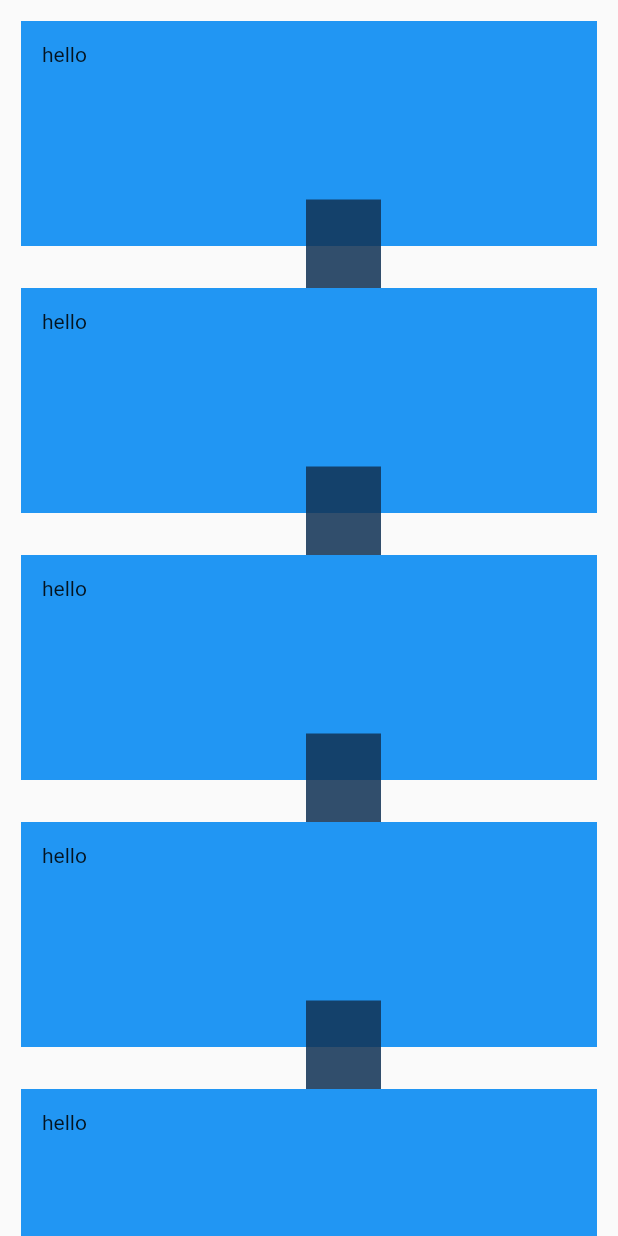
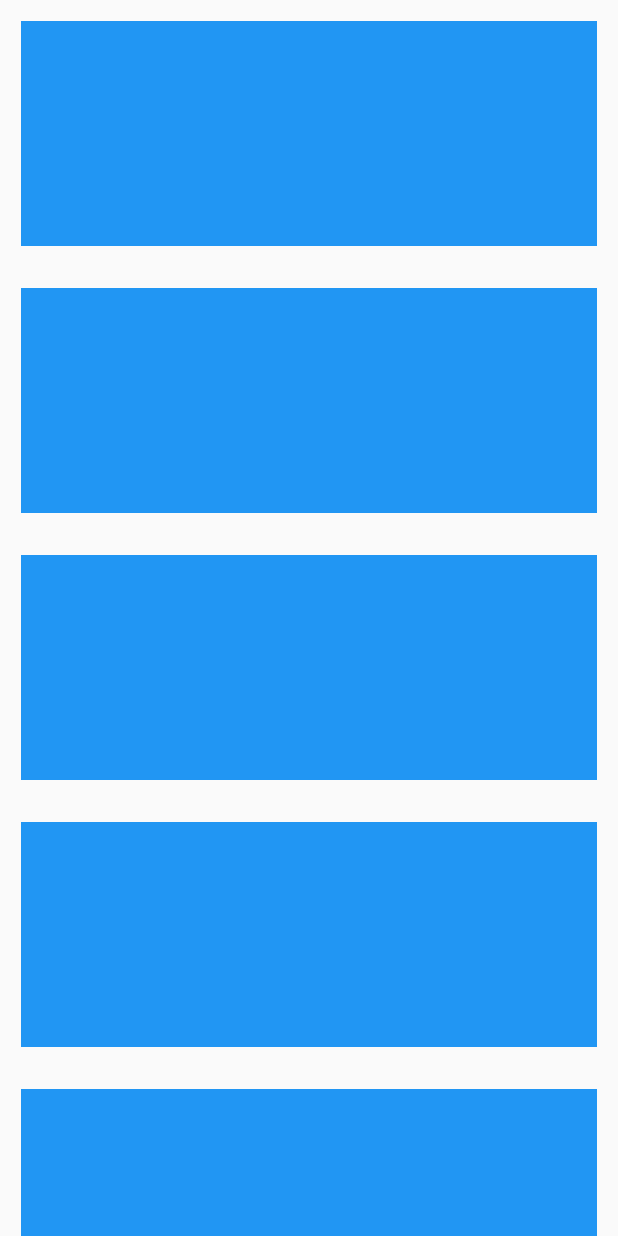
Before and after one commit to reload1bronze/less_is_flutter, a Flutter app: the Home screen opened directly, on a phone screen of 412 x 824 dp. Run offline on Flutter 3.47's test engine with Material 2 defaults, Android fonts, the phone set to English and light mode, and no system bars; our stand-ins replace dartz, equatable, font_awesome_flutter.

Commit message:
chore: 삼항조건식을 활용한 위젯 처리

```diff
--- a/lib/main.dart
+++ b/lib/main.dart
@@ -23,6 +23,8 @@ class Home extends StatefulWidget {
 }
 
 class _HomeState extends State<Home> {
+  bool isSelected = false;
+
   @override
   Widget build(BuildContext context) {
     return SafeArea(
@@ -38,7 +40,8 @@ class _HomeState extends State<Home> {
                     padding: EdgeInsets.all(14),
                     height: 150,
                     color: Colors.blue,
-                    child: Stack(
+                    child: isSelected
+                        ? Stack(
                             clipBehavior: Clip.none,
                             children: [
                               Text('hello'),
@@ -55,7 +58,8 @@ class _HomeState extends State<Home> {
                                 ),
                               ),
                             ],
-                    ),
+                          )
+                        : Text(''),
                   );
                 },
               ),
```
Lines whose indentation alone changed are shown as unchanged.
